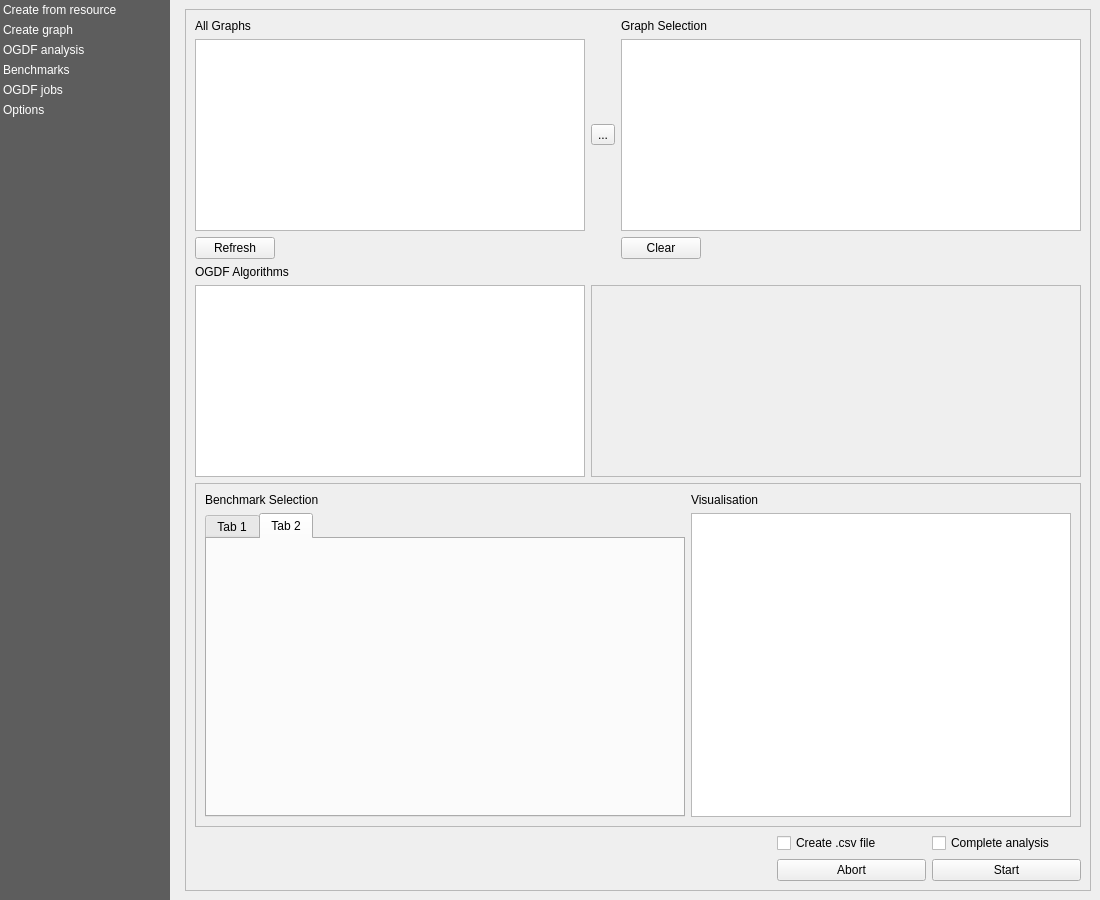
This is views/PluginDialog.ui in S-P-A-N-N-E-R-S/Frontend as Qt 5 draws it before an edit. The edited form follows.
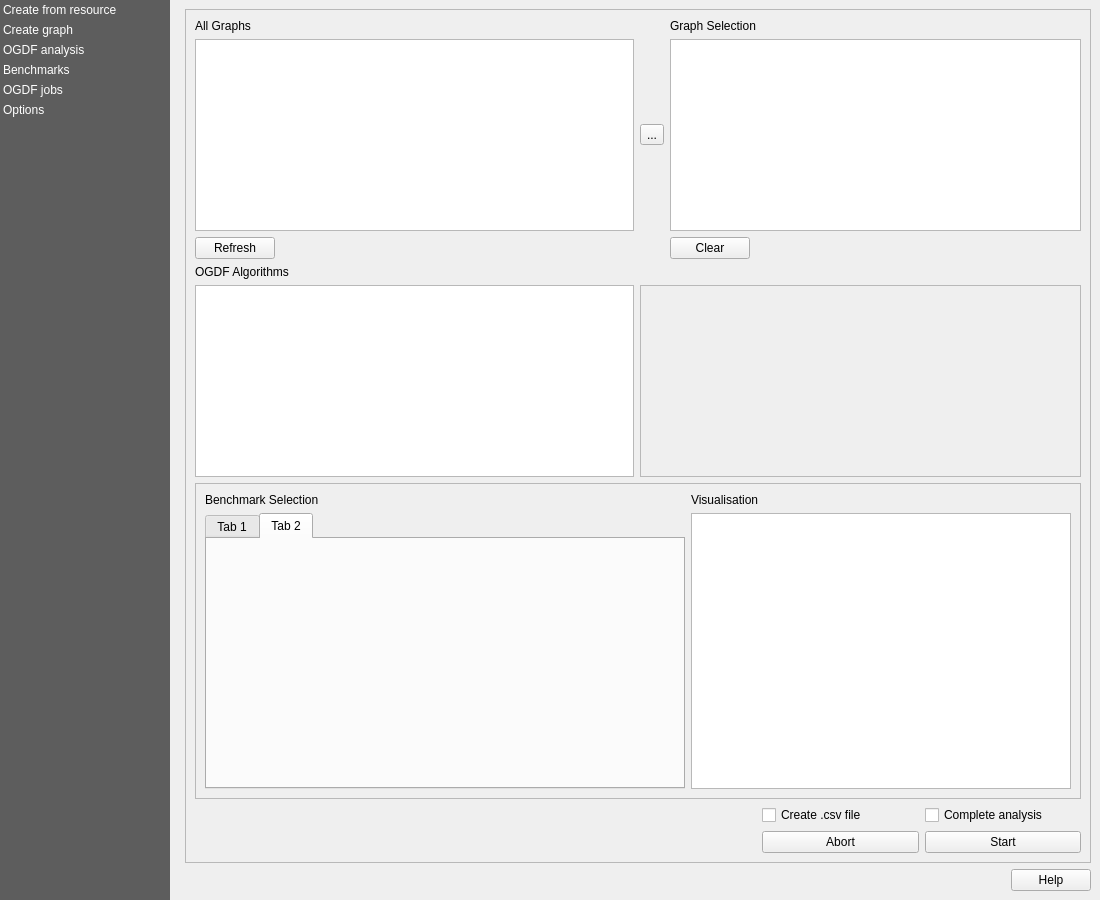
This is the edited form. The open tabs and pages were chosen to show the change. Icons and pictures are not drawn. Custom widgets are drawn as their Qt base class.

Commit message: Add homepage to metadata and help button, closes #178

Diff of the .ui file:
```diff
--- a/views/PluginDialog.ui
+++ b/views/PluginDialog.ui
@@ -137,6 +137,9 @@
      <layout class="QVBoxLayout" name="content_widget_layout">
       <item>
        <widget class="QScrollArea" name="content_scroll">
+        <property name="frameShape">
+         <enum>QFrame::NoFrame</enum>
+        </property>
         <property name="widgetResizable">
          <bool>true</bool>
         </property>
@@ -145,8 +148,8 @@
           <rect>
            <x>0</x>
            <y>0</y>
-           <width>904</width>
-           <height>880</height>
+           <width>906</width>
+           <height>851</height>
           </rect>
          </property>
          <property name="minimumSize">
@@ -1574,77 +1577,44 @@
               </sizepolicy>
              </property>
              <layout class="QGridLayout" name="gridLayout">
-              <item row="0" column="4" colspan="2">
-               <widget class="QLabel" name="label_2">
-                <property name="sizePolicy">
-                 <sizepolicy hsizetype="Fixed" vsizetype="Fixed">
-                  <horstretch>0</horstretch>
-                  <verstretch>0</verstretch>
-                 </sizepolicy>
-                </property>
-                <property name="text">
-                 <string>Graph Selection</string>
-                </property>
-               </widget>
-              </item>
-              <item row="8" column="5">
-               <widget class="QPushButton" name="benchmark_abort_benchmark">
-                <property name="enabled">
-                 <bool>true</bool>
-                </property>
+              <property name="leftMargin">
+               <number>0</number>
+              </property>
+              <property name="topMargin">
+               <number>0</number>
+              </property>
+              <property name="rightMargin">
+               <number>0</number>
+              </property>
+              <property name="bottomMargin">
+               <number>0</number>
+              </property>
+              <item row="0" column="0">
+               <widget class="QFrame" name="benchmark_frame">
+                <property name="frameShape">
+                 <enum>QFrame::StyledPanel</enum>
+                </property>
+                <property name="frameShadow">
+                 <enum>QFrame::Raised</enum>
+                </property>
+                <layout class="QGridLayout" name="gridLayout_3">
+                 <item row="1" column="0">
+                  <widget class="QListWidget" name="benchmark_all_graphs">
                 <property name="sizePolicy">
-                 <sizepolicy hsizetype="Preferred" vsizetype="Preferred">
+                    <sizepolicy hsizetype="Expanding" vsizetype="Preferred">
                   <horstretch>0</horstretch>
                   <verstretch>0</verstretch>
                  </sizepolicy>
                 </property>
-                <property name="text">
-                 <string>Abort</string>
-                </property>
-                <property name="icon">
-                 <iconset>
-                  <normaloff>:/images/themes/default/mIconDelete.svg</normaloff>:/images/themes/default/mIconDelete.svg</iconset>
-                </property>
-                <property name="iconSize">
-                 <size>
-                  <width>18</width>
-                  <height>18</height>
-                 </size>
-                </property>
-                <property name="autoDefault">
-                 <bool>true</bool>
-                </property>
-                <property name="default">
-                 <bool>false</bool>
-                </property>
-                <property name="flat">
-                 <bool>false</bool>
-                </property>
-               </widget>
-              </item>
-              <item row="1" column="3">
-               <widget class="QToolButton" name="benchmark_add_all_graphs">
-                <property name="text">
-                 <string>...</string>
-                </property>
-                <property name="iconSize">
-                 <size>
-                  <width>32</width>
-                  <height>32</height>
-                 </size>
-                </property>
-                <property name="popupMode">
-                 <enum>QToolButton::InstantPopup</enum>
-                </property>
-                <property name="toolButtonStyle">
-                 <enum>Qt::ToolButtonIconOnly</enum>
-                </property>
-                <property name="arrowType">
-                 <enum>Qt::NoArrow</enum>
-                </property>
-               </widget>
-              </item>
-              <item row="1" column="4" colspan="3">
+                   <property name="dragDropMode">
+                    <enum>QAbstractItemView::DragOnly</enum>
+                   </property>
+                   <property name="selectionMode">
+                    <enum>QAbstractItemView::ExtendedSelection</enum>
+                   </property>
+                  </widget>
+                 </item>
+                 <item row="1" column="2" colspan="3">
                <widget class="QListWidget" name="benchmark_graph_selection">
                 <property name="sizePolicy">
                  <sizepolicy hsizetype="Expanding" vsizetype="Preferred">
@@ -1666,152 +1636,7 @@
                 </property>
                </widget>
               </item>
-              <item row="0" column="0">
-               <widget class="QLabel" name="label">
-                <property name="frameShape">
-                 <enum>QFrame::NoFrame</enum>
-                </property>
-                <property name="frameShadow">
-                 <enum>QFrame::Sunken</enum>
-                </property>
-                <property name="text">
-                 <string>All Graphs</string>
-                </property>
-               </widget>
-              </item>
-              <item row="3" column="0" colspan="5">
-               <widget class="QLabel" name="label_3">
-                <property name="text">
-                 <string>OGDF Algorithms</string>
-                </property>
-               </widget>
-              </item>
-              <item row="2" column="4" colspan="2">
-               <widget class="QPushButton" name="benchmark_clear_graph_selection">
-                <property name="sizePolicy">
-                 <sizepolicy hsizetype="Fixed" vsizetype="Fixed">
-                  <horstretch>0</horstretch>
-                  <verstretch>0</verstretch>
-                 </sizepolicy>
-                </property>
-                <property name="text">
-                 <string>Clear</string>
-                </property>
-               </widget>
-              </item>
-              <item row="2" column="0">
-               <widget class="QPushButton" name="benchmark_refresh_all_graphs">
-                <property name="sizePolicy">
-                 <sizepolicy hsizetype="Fixed" vsizetype="Fixed">
-                  <horstretch>0</horstretch>
-                  <verstretch>0</verstretch>
-                 </sizepolicy>
-                </property>
-                <property name="text">
-                 <string>Refresh</string>
-                </property>
-               </widget>
-              </item>
-              <item row="1" column="0" colspan="3">
-               <widget class="QListWidget" name="benchmark_all_graphs">
-                <property name="sizePolicy">
-                 <sizepolicy hsizetype="Expanding" vsizetype="Preferred">
-                  <horstretch>0</horstretch>
-                  <verstretch>0</verstretch>
-                 </sizepolicy>
-                </property>
-                <property name="dragDropMode">
-                 <enum>QAbstractItemView::DragOnly</enum>
-                </property>
-                <property name="selectionMode">
-                 <enum>QAbstractItemView::ExtendedSelection</enum>
-                </property>
-               </widget>
-              </item>
-              <item row="6" column="0" colspan="5">
-               <widget class="QgsFileWidget" name="benchmark_txt_path">
-                <property name="sizePolicy">
-                 <sizepolicy hsizetype="Expanding" vsizetype="Preferred">
-                  <horstretch>0</horstretch>
-                  <verstretch>0</verstretch>
-                 </sizepolicy>
-                </property>
-                <property name="defaultRoot">
-                 <string extracomment="Path"/>
-                </property>
-                <property name="storageMode">
-                 <enum>QgsFileWidget::GetDirectory</enum>
-                </property>
-               </widget>
-              </item>
-              <item row="8" column="6">
-               <widget class="QPushButton" name="benchmark_start_benchmark">
-                <property name="enabled">
-                 <bool>true</bool>
-                </property>
-                <property name="sizePolicy">
-                 <sizepolicy hsizetype="Preferred" vsizetype="Fixed">
-                  <horstretch>0</horstretch>
-                  <verstretch>0</verstretch>
-                 </sizepolicy>
-                </property>
-                <property name="styleSheet">
-                 <string notr="true"/>
-                </property>
-                <property name="text">
-                 <string>Start</string>
-                </property>
-                <property name="icon">
-                 <iconset>
-                  <normaloff>../resources/images/icon.svg</normaloff>../resources/images/icon.svg</iconset>
-                </property>
-                <property name="iconSize">
-                 <size>
-                  <width>24</width>
-                  <height>24</height>
-                 </size>
-                </property>
-               </widget>
-              </item>
-              <item row="6" column="6">
-               <widget class="QCheckBox" name="benchmark_complete_analysis">
-                <property name="text">
-                 <string>Complete analysis</string>
-                </property>
-               </widget>
-              </item>
-              <item row="6" column="5">
-               <widget class="QCheckBox" name="benchmark_create_as_txt">
-                <property name="sizePolicy">
-                 <sizepolicy hsizetype="Preferred" vsizetype="Fixed">
-                  <horstretch>0</horstretch>
-                  <verstretch>0</verstretch>
-                 </sizepolicy>
-                </property>
-                <property name="text">
-                 <string>Create .csv file</string>
-                </property>
-               </widget>
-              </item>
-              <item row="4" column="0" colspan="3">
-               <widget class="QTreeWidget" name="benchmark_ogdf_algorithms">
-                <property name="sizePolicy">
-                 <sizepolicy hsizetype="Preferred" vsizetype="Preferred">
-                  <horstretch>0</horstretch>
-                  <verstretch>0</verstretch>
-                 </sizepolicy>
-                </property>
-                <property name="headerHidden">
-                 <bool>true</bool>
-                </property>
-                <column>
-                 <property name="text">
-                  <string notr="true">1</string>
-                 </property>
-                </column>
-               </widget>
-              </item>
-              <item row="4" column="3" colspan="4">
+                 <item row="4" column="1" colspan="4">
                <widget class="QScrollArea" name="ogdf_parameters_area">
                 <property name="sizePolicy">
                  <sizepolicy hsizetype="Expanding" vsizetype="Preferred">
@@ -1835,7 +1660,7 @@
                   <rect>
                    <x>0</x>
                    <y>0</y>
-                   <width>488</width>
+                      <width>441</width>
                    <height>190</height>
                   </rect>
                  </property>
@@ -1854,7 +1679,40 @@
                 </widget>
                </widget>
               </item>
-              <item row="5" column="0" colspan="7">
+                 <item row="6" column="4">
+                  <widget class="QCheckBox" name="benchmark_complete_analysis">
+                   <property name="text">
+                    <string>Complete analysis</string>
+                   </property>
+                  </widget>
+                 </item>
+                 <item row="2" column="0">
+                  <widget class="QPushButton" name="benchmark_refresh_all_graphs">
+                   <property name="sizePolicy">
+                    <sizepolicy hsizetype="Fixed" vsizetype="Fixed">
+                     <horstretch>0</horstretch>
+                     <verstretch>0</verstretch>
+                    </sizepolicy>
+                   </property>
+                   <property name="text">
+                    <string>Refresh</string>
+                   </property>
+                  </widget>
+                 </item>
+                 <item row="2" column="2">
+                  <widget class="QPushButton" name="benchmark_clear_graph_selection">
+                   <property name="sizePolicy">
+                    <sizepolicy hsizetype="Fixed" vsizetype="Fixed">
+                     <horstretch>0</horstretch>
+                     <verstretch>0</verstretch>
+                    </sizepolicy>
+                   </property>
+                   <property name="text">
+                    <string>Clear</string>
+                   </property>
+                  </widget>
+                 </item>
+                 <item row="5" column="0" colspan="5">
                <widget class="QScrollArea" name="analysis_area">
                 <property name="frameShape">
                  <enum>QFrame::StyledPanel</enum>
@@ -1877,7 +1735,7 @@
                    <x>0</x>
                    <y>0</y>
                    <width>884</width>
-                   <height>320</height>
+                      <height>289</height>
                   </rect>
                  </property>
                  <layout class="QGridLayout" name="gridLayout_2">
@@ -1941,6 +1799,175 @@
                 </widget>
                </widget>
               </item>
+                 <item row="4" column="0">
+                  <widget class="QTreeWidget" name="benchmark_ogdf_algorithms">
+                   <property name="sizePolicy">
+                    <sizepolicy hsizetype="Preferred" vsizetype="Preferred">
+                     <horstretch>0</horstretch>
+                     <verstretch>0</verstretch>
+                    </sizepolicy>
+                   </property>
+                   <property name="headerHidden">
+                    <bool>true</bool>
+                   </property>
+                   <column>
+                    <property name="text">
+                     <string notr="true">1</string>
+                    </property>
+                   </column>
+                  </widget>
+                 </item>
+                 <item row="7" column="3">
+                  <widget class="QPushButton" name="benchmark_abort_benchmark">
+                   <property name="enabled">
+                    <bool>true</bool>
+                   </property>
+                   <property name="sizePolicy">
+                    <sizepolicy hsizetype="Preferred" vsizetype="Preferred">
+                     <horstretch>0</horstretch>
+                     <verstretch>0</verstretch>
+                    </sizepolicy>
+                   </property>
+                   <property name="text">
+                    <string>Abort</string>
+                   </property>
+                   <property name="icon">
+                    <iconset>
+                     <normaloff>:/images/themes/default/mIconDelete.svg</normaloff>:/images/themes/default/mIconDelete.svg</iconset>
+                   </property>
+                   <property name="iconSize">
+                    <size>
+                     <width>18</width>
+                     <height>18</height>
+                    </size>
+                   </property>
+                   <property name="autoDefault">
+                    <bool>true</bool>
+                   </property>
+                   <property name="default">
+                    <bool>false</bool>
+                   </property>
+                   <property name="flat">
+                    <bool>false</bool>
+                   </property>
+                  </widget>
+                 </item>
+                 <item row="0" column="0">
+                  <widget class="QLabel" name="label">
+                   <property name="frameShape">
+                    <enum>QFrame::NoFrame</enum>
+                   </property>
+                   <property name="frameShadow">
+                    <enum>QFrame::Sunken</enum>
+                   </property>
+                   <property name="text">
+                    <string>All Graphs</string>
+                   </property>
+                  </widget>
+                 </item>
+                 <item row="6" column="3">
+                  <widget class="QCheckBox" name="benchmark_create_as_txt">
+                   <property name="sizePolicy">
+                    <sizepolicy hsizetype="Preferred" vsizetype="Fixed">
+                     <horstretch>0</horstretch>
+                     <verstretch>0</verstretch>
+                    </sizepolicy>
+                   </property>
+                   <property name="text">
+                    <string>Create .csv file</string>
+                   </property>
+                  </widget>
+                 </item>
+                 <item row="7" column="4">
+                  <widget class="QPushButton" name="benchmark_start_benchmark">
+                   <property name="enabled">
+                    <bool>true</bool>
+                   </property>
+                   <property name="sizePolicy">
+                    <sizepolicy hsizetype="Preferred" vsizetype="Fixed">
+                     <horstretch>0</horstretch>
+                     <verstretch>0</verstretch>
+                    </sizepolicy>
+                   </property>
+                   <property name="styleSheet">
+                    <string notr="true"/>
+                   </property>
+                   <property name="text">
+                    <string>Start</string>
+                   </property>
+                   <property name="icon">
+                    <iconset>
+                     <normaloff>../resources/images/icon.svg</normaloff>../resources/images/icon.svg</iconset>
+                   </property>
+                   <property name="iconSize">
+                    <size>
+                     <width>24</width>
+                     <height>24</height>
+                    </size>
+                   </property>
+                  </widget>
+                 </item>
+                 <item row="1" column="1">
+                  <widget class="QToolButton" name="benchmark_add_all_graphs">
+                   <property name="text">
+                    <string>...</string>
+                   </property>
+                   <property name="iconSize">
+                    <size>
+                     <width>32</width>
+                     <height>32</height>
+                    </size>
+                   </property>
+                   <property name="popupMode">
+                    <enum>QToolButton::InstantPopup</enum>
+                   </property>
+                   <property name="toolButtonStyle">
+                    <enum>Qt::ToolButtonIconOnly</enum>
+                   </property>
+                   <property name="arrowType">
+                    <enum>Qt::NoArrow</enum>
+                   </property>
+                  </widget>
+                 </item>
+                 <item row="6" column="0" colspan="3">
+                  <widget class="QgsFileWidget" name="benchmark_txt_path">
+                   <property name="sizePolicy">
+                    <sizepolicy hsizetype="Expanding" vsizetype="Preferred">
+                     <horstretch>0</horstretch>
+                     <verstretch>0</verstretch>
+                    </sizepolicy>
+                   </property>
+                   <property name="defaultRoot">
+                    <string extracomment="Path"/>
+                   </property>
+                   <property name="storageMode">
+                    <enum>QgsFileWidget::GetDirectory</enum>
+                   </property>
+                  </widget>
+                 </item>
+                 <item row="0" column="2">
+                  <widget class="QLabel" name="label_2">
+                   <property name="sizePolicy">
+                    <sizepolicy hsizetype="Fixed" vsizetype="Fixed">
+                     <horstretch>0</horstretch>
+                     <verstretch>0</verstretch>
+                    </sizepolicy>
+                   </property>
+                   <property name="text">
+                    <string>Graph Selection</string>
+                   </property>
+                  </widget>
+                 </item>
+                 <item row="3" column="0" colspan="3">
+                  <widget class="QLabel" name="label_3">
+                   <property name="text">
+                    <string>OGDF Algorithms</string>
+                   </property>
+                  </widget>
+                 </item>
+                </layout>
+               </widget>
+              </item>
              </layout>
             </widget>
             <widget class="QWidget" name="ogdf_jobs">
@@ -2368,6 +2395,25 @@
         </widget>
        </widget>
       </item>
+      <item>
+       <widget class="QDialogButtonBox" name="footer_buttonbox">
+        <property name="sizePolicy">
+         <sizepolicy hsizetype="Preferred" vsizetype="Preferred">
+          <horstretch>0</horstretch>
+          <verstretch>0</verstretch>
+         </sizepolicy>
+        </property>
+        <property name="layoutDirection">
+         <enum>Qt::LeftToRight</enum>
+        </property>
+        <property name="standardButtons">
+         <set>QDialogButtonBox::Help</set>
+        </property>
+        <property name="centerButtons">
+         <bool>false</bool>
+        </property>
+       </widget>
+      </item>
      </layout>
     </widget>
    </item>
```
Left out of the diff: 495 changed lines with no effect on the pictures. Lines whose indentation alone changed are shown as unchanged. The commit also changes 4 other files.
